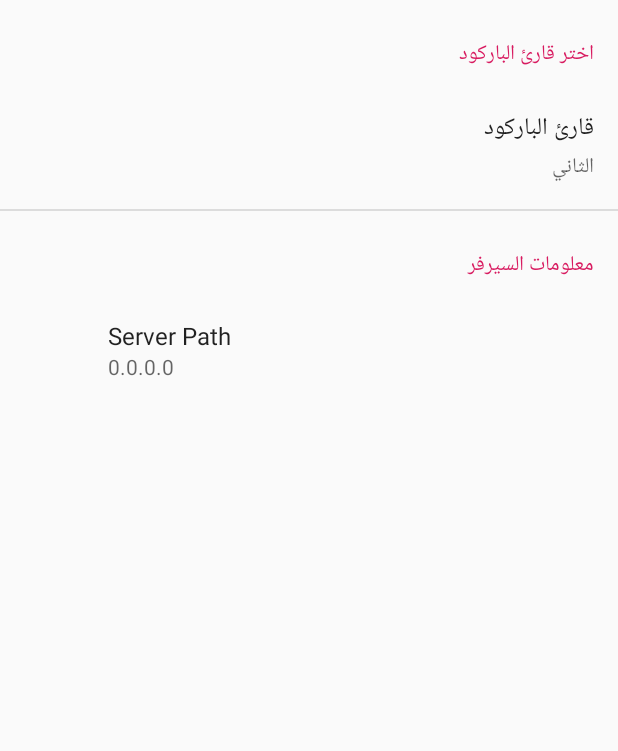
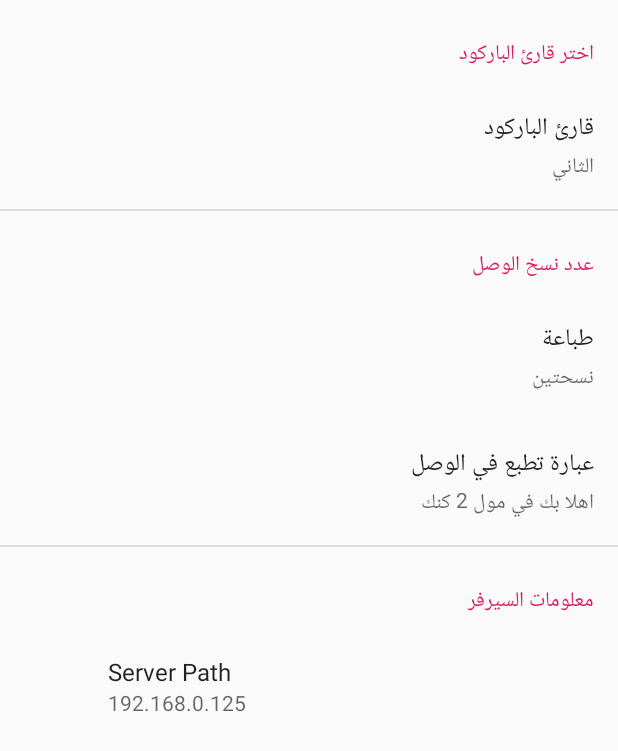
Before and after one commit to FatimaAli-k/SellApp, an Android app: the SettingsActivity screen opened directly, with no data from a screen before it, on a phone screen of 412 x 824 dp. Shown: the top 751 px of the screen. Run offline under Robolectric (Android 15) with nearby library versions, the phone set to English and light mode, and no system bars; our stand-ins replace androidx.preference.

Commit message:
arabic date issue and copys

```diff
--- a/app/build.gradle
+++ b/app/build.gradle
@@ -9,8 +9,8 @@ android {
         applicationId "turathalanbiaa.app.myapplication"
         minSdkVersion 16
         targetSdkVersion 28
-        versionCode 1
-        versionName "1.0"
+        versionCode 2
+        versionName "2.0"
         testInstrumentationRunner "androidx.test.runner.AndroidJUnitRunner"
     }
     buildTypes {
--- a/app/src/main/res/drawable/ic_delete_sweep_black_24dp.xml
+++ b/app/src/main/res/drawable/ic_delete_sweep_black_24dp.xml
@@ -1,4 +1,4 @@
-<vector android:height="24dp" android:tint="#00574B"
+<vector android:height="24dp" android:tint="#704A4D"
     android:viewportHeight="24.0" android:viewportWidth="24.0"
     android:width="24dp" xmlns:android="http://schemas.android.com/apk/res/android">
     <path android:fillColor="#FF000000" android:pathData="M15,16h4v2h-4zM15,8h7v2h-7zM15,12h6v2h-6zM3,18c0,1.1 0.9,2 2,2h6c1.1,0 2,-0.9 2,-2L13,8L3,8v10zM14,5h-3l-1,-1L6,4L5,5L2,5v2h12z"/>
--- a/app/src/main/res/layout/main_activity.xml
+++ b/app/src/main/res/layout/main_activity.xml
@@ -95,7 +95,7 @@ android:layout_marginTop="15dp"
                 android:visibility="gone"
                 android:fontFamily="@font/myfont"
                 android:gravity="center"
-                android:text="رقم" />
+                android:text="0" />
 
 
 
--- a/app/src/main/res/values/arrays.xml
+++ b/app/src/main/res/values/arrays.xml
@@ -12,4 +12,15 @@
         <item>2</item>
         <item>3</item>
     </string-array>
+
+    <string-array name="copy_entries">
+        <item>نسخة واحدة</item>
+        <item>نسحتين</item>
+
+    </string-array>
+
+    <string-array name="copy_values">
+        <item>1</item>
+        <item>2</item>
+    </string-array>
 </resources>
--- a/app/src/main/res/xml/root_preferences.xml
+++ b/app/src/main/res/xml/root_preferences.xml
@@ -28,6 +28,23 @@
             app:useSimpleSummaryProvider="true" />
 
     </PreferenceCategory>
+    <PreferenceCategory app:title="عدد نسخ الوصل">
+
+
+        <ListPreference
+            app:defaultValue="2"
+            app:entries="@array/copy_entries"
+            app:entryValues="@array/copy_values"
+            app:key="copys"
+            app:title="طباعة"
+            app:useSimpleSummaryProvider="true" />
+        <EditTextPreference
+            app:key="hello"
+            app:defaultValue="اهلا بك في مول 2 كنك"
+            app:title="عبارة تطبع في الوصل"
+            app:useSimpleSummaryProvider="true" />
+
+    </PreferenceCategory>
 
 <!--    <PreferenceCategory app:title="@string/sync_header">-->
 
@@ -47,7 +64,7 @@
 
         <EditTextPreference
             app:key="server_path"
-            app:defaultValue="0.0.0.0"
+            app:defaultValue="192.168.0.125"
             app:title="Server Path"
             app:useSimpleSummaryProvider="true" />
 
```
Also changed, not shown: app/src/main/java/turathalanbiaa/app/myapplication/blutooth/Main_Activity.java (+44 -25 lines), 1 other file.
